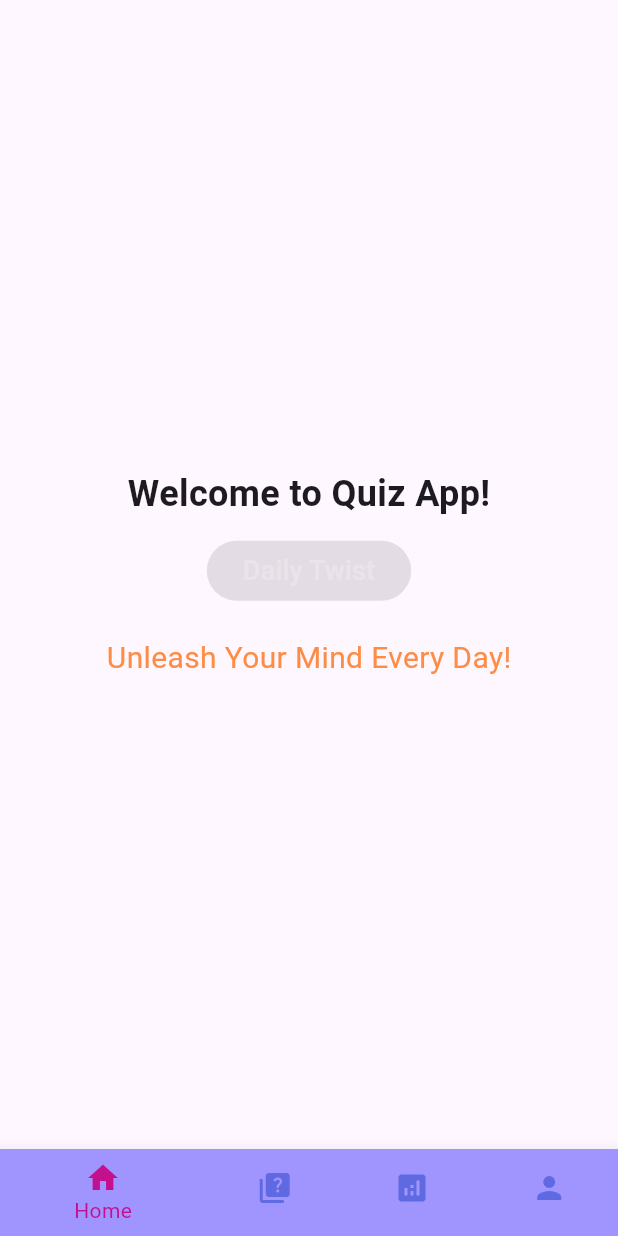
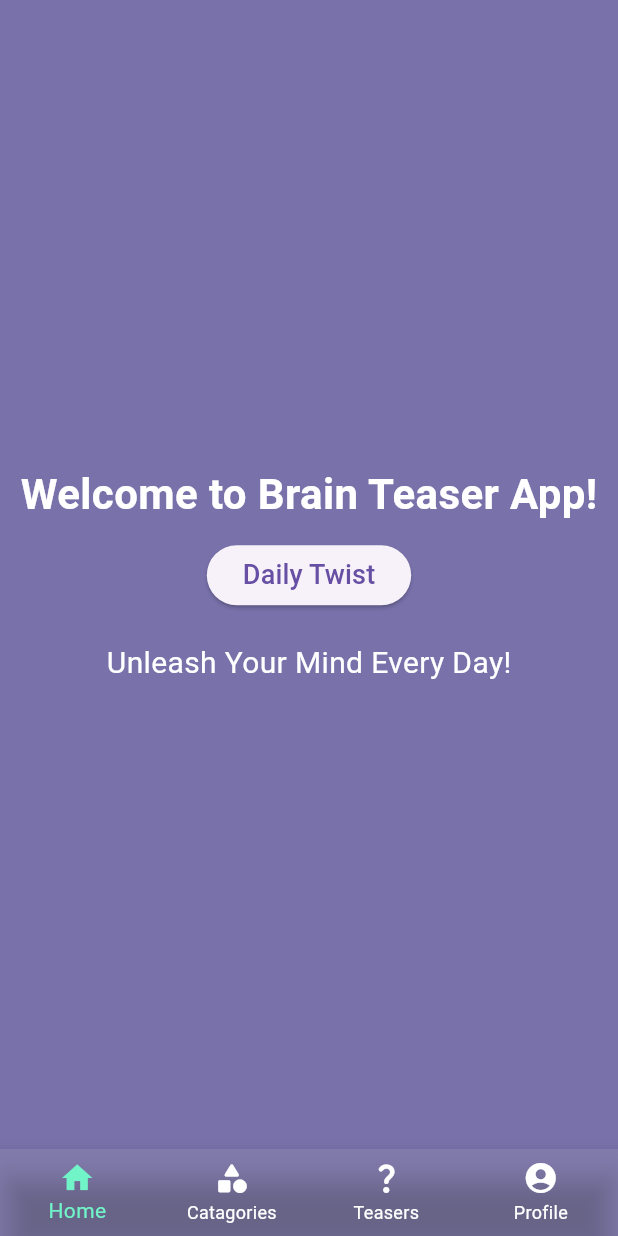
Before and after one commit to abel-begashaw/flutter-2024-proj, a Flutter app: the HomeScreen screen opened directly, on a phone screen of 412 x 824 dp. Run offline on Flutter 3.47's test engine with Material 3 defaults, Android fonts, the phone set to English and light mode, and no system bars.

Commit message:
fixed the bottom navigation and modified background color

```diff
--- a/mind_twist/lib/presentation/screens/home_screen.dart
+++ b/mind_twist/lib/presentation/screens/home_screen.dart
@@ -1,62 +1,79 @@
 import 'package:flutter/material.dart';
 
-class HomeScreen extends StatelessWidget{
+class HomeScreen extends StatefulWidget {
   const HomeScreen({super.key});
+
+  @override
+  State<HomeScreen> createState() => _HomeScreenState();
+}
+
+class _HomeScreenState extends State<HomeScreen> {
+  int _selectedIndex = 0;
+
+  void _onItemTapped(int index) {
+    setState(() {
+      _selectedIndex = index;
+    });
+  }
 
   @override
   Widget build(BuildContext context) {
     return Scaffold(
-
-
-      body: const Center(
+      backgroundColor: const Color.fromARGB(255, 120, 113, 170),
+      body: Center(
         child: Column(
           mainAxisAlignment: MainAxisAlignment.center,
           children: [
-            Text(
-              'Welcome to Quiz App!',
-              style: TextStyle(fontSize: 24, fontWeight: FontWeight.bold),
+            const Text(
+              'Welcome to Brain Teaser App!',
+              style: TextStyle(
+                  fontSize: 28,
+                  fontWeight: FontWeight.bold,
+                  color: Colors.white),
             ),
-            SizedBox(height: 10),
+            const SizedBox(height: 10),
             ElevatedButton(
-
-              onPressed: (null),
-              child: Text(
+              onPressed: () {},
+              child: const Text(
                 'Daily Twist',
-                style: TextStyle(fontSize: 18, color: Colors.white24),
+                style: TextStyle(
+                  fontSize: 18,
+                ),
               ),
             ),
-            SizedBox(height: 20),
-            Text(
+            const SizedBox(height: 20),
+            const Text(
               'Unleash Your Mind Every Day!',
-              style: TextStyle(fontSize: 20, color: Color.fromARGB(253, 255, 139, 67)),
+              style: TextStyle(fontSize: 20, color: Colors.white),
             ),
           ],
         ),
       ),
-
       bottomNavigationBar: BottomNavigationBar(
-        backgroundColor: const Color.fromARGB(255, 160, 148, 255),
-        selectedItemColor: const Color.fromARGB(255, 195, 17, 142), // Set the selected item color
-        unselectedItemColor: const Color.fromARGB(255, 95, 106, 226), // Set the unselected item color
-        items: const [
+        items: const <BottomNavigationBarItem>[
           BottomNavigationBarItem(
-            backgroundColor: Color.fromARGB(255, 160, 148, 255),
             icon: Icon(Icons.home),
             label: 'Home',
           ),
           BottomNavigationBarItem(
-            icon: Icon(Icons.quiz),
-            label: 'Quiz',
+            icon: Icon(Icons.category_rounded),
+            label: 'Catagories',
           ),
           BottomNavigationBarItem(
-            icon: Icon(Icons.analytics),
-            label: 'Statistics',
+            icon: Icon(Icons.question_mark_rounded),
+            label: 'Teasers',
           ),
           BottomNavigationBarItem(
-            icon: Icon(Icons.person),
+            icon: Icon(Icons.account_circle),
             label: 'Profile',
           ),
         ],
+        currentIndex: _selectedIndex,
+        selectedItemColor: const Color.fromARGB(255, 114, 244, 201),
+        onTap: _onItemTapped,
+        backgroundColor: Colors.white10,
+        type: BottomNavigationBarType.fixed,
+        unselectedItemColor: Colors.white,
       ),
     );
   }
```
